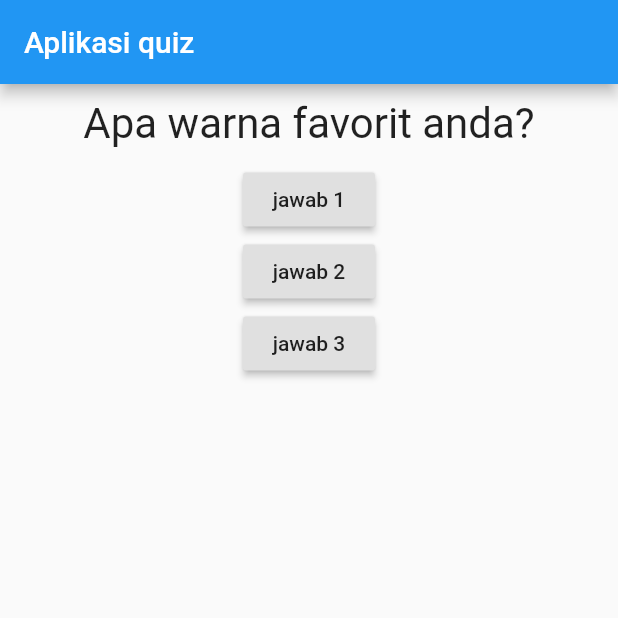
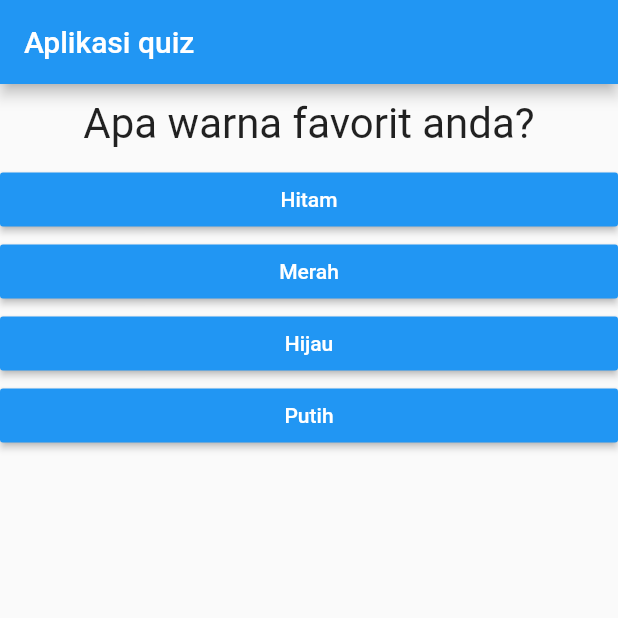
Before and after one commit to mangdodo/uts_mobile_applications, a Flutter app: the screen it shows after launch, on a phone screen of 412 x 824 dp, the top half of it. Run offline on Flutter 3.47's test engine with Material 2 defaults, Android fonts, the phone set to English and light mode, and no system bars.

Commit message:
penambahan answer.dart

```diff
--- /dev/null
+++ b/uts_mobile_applications/lib/answer.dart
@@ -0,0 +1,21 @@
+import 'package:flutter/material.dart';
+
+class Answer extends StatelessWidget {
+ final Function selectHandler;
+ final String answerText;
+
+ Answer(this.selectHandler, this.answerText);
+
+ @override
+ Widget build(BuildContext context) {
+   return Container(
+     width: double.infinity,
+     child: RaisedButton(
+       color: Colors.blue,
+       textColor: Colors.white,
+       child: Text(answerText),
+       onPressed: selectHandler,
+     ),
+   );
+ }
+}
--- a/uts_mobile_applications/lib/main.dart
+++ b/uts_mobile_applications/lib/main.dart
@@ -1,6 +1,7 @@
 import 'package:flutter/material.dart';
 
 import './question.dart';
+import './answer.dart';
 
 // void main() {
 //   runApp(MyApp());
@@ -29,8 +30,18 @@ class _MyAppState extends State<MyApp> {
  @override
  Widget build(BuildContext context) {
    var questions = [
-     'Apa warna favorit anda?',
-     'apa peliharaan favorit anda?',
+     {
+       'questionText': 'Apa warna favorit anda?',
+       'answers': ['Hitam', 'Merah', 'Hijau', 'Putih'],
+     },
+     {
+       'questionText': 'Apa peliharaan favorit anda?',
+       'answers': ['Anjing', 'kucing', 'Burung', 'Ular'],
+     },
+     {
+       'questionText': 'Berapa jumlah peliharaan anda?',
+       'answers': ['1 ekor', '2 ekor', '3 ekor', '4 ekor'],
+     },
    ];
    return MaterialApp(
      home: Scaffold(
@@ -40,23 +51,12 @@ class _MyAppState extends State<MyApp> {
        body: Column(
          children: [
            Question(
-             questions[_questionIndex],
+             questions[_questionIndex]['questionText'],
            ),
-           RaisedButton(
-             child: Text('jawab 1'),
-             onPressed: _answerQuestion,
-           ),
-           RaisedButton(
-             child: Text('jawab 2'),
-             onPressed: () => print('jawab 2 dipilih!'),
-           ),
-           RaisedButton(
-             child: Text('jawab 3'),
-             onPressed: () {
-               // ...
-               print('jawab 3 dipilih');
-             },
-           ),
+           ...(questions[_questionIndex]['answers'] as List<String>)
+               .map((answer) {
+             return Answer(_answerQuestion, answer);
+           }).toList()
          ],
        ),
      ),
```
